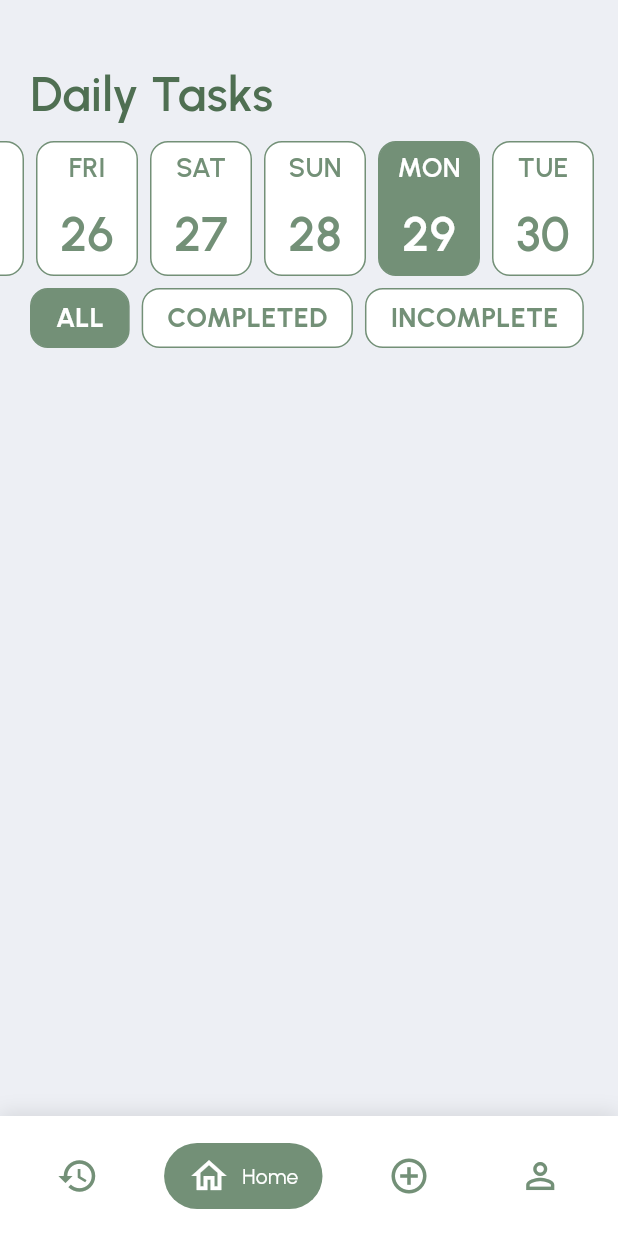
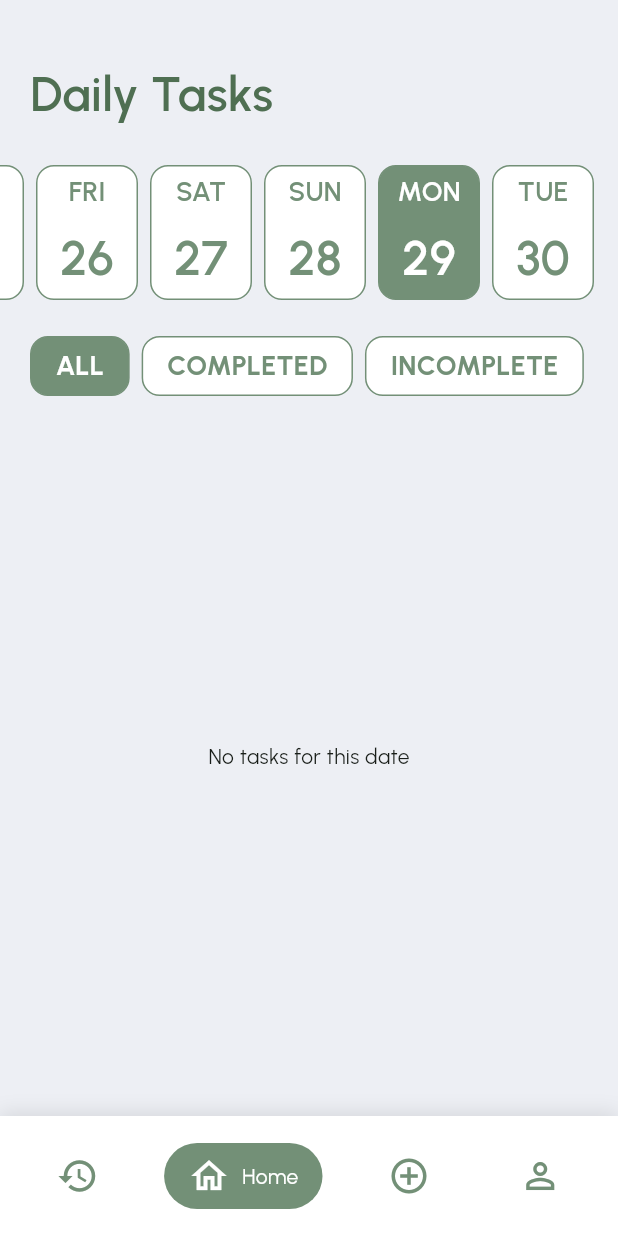
Before and after one commit to ItsAfsalVN/fazr, a Flutter app: the screen it shows after launch, on a phone screen of 412 x 824 dp. Run offline on Flutter 3.47's test engine with Material 3 defaults, Android fonts, the phone set to English and light mode, and no system bars; drawn by our look-alikes of easy_date_timeline; our stand-ins replace cloud_firestore, firebase_core, flutter_dotenv, flutter_svg, table_calendar; accounts and stored records are empty.

Commit message:
now the tasks show on home

```diff
--- /dev/null
+++ b/lib/components/timeline_selector.dart
@@ -0,0 +1,84 @@
+import 'package:easy_date_timeline/easy_date_timeline.dart';
+import 'package:flutter/material.dart';
+import 'package:provider/provider.dart';
+import 'package:fazr/providers/date_provider.dart';
+
+class TimelineSelector extends StatelessWidget {
+  const TimelineSelector({super.key});
+
+  @override
+  Widget build(BuildContext context) {
+    final colors = Theme.of(context).colorScheme;
+    final dateProvider = Provider.of<DateProvider>(
+      context,
+    ); // Remove listen: false
+    final date = DateTime.now();
+    final today = DateTime(date.year, date.month, date.day);
+
+    return EasyDateTimeLine(
+      initialDate: today,
+      onDateChange: (selectedDate) {
+        dateProvider.setDate(selectedDate);
+        print(
+          "Selected date : ${dateProvider.date}",
+        );
+      },
+      dayProps: EasyDayProps(
+        height: 90,
+        dayStructure: DayStructure.dayStrDayNum,
+        inactiveDayStyle: DayStyle(
+          dayNumStyle: TextStyle(
+            color: colors.primary,
+            fontSize: 32,
+            fontWeight: FontWeight.w600,
+          ),
+          dayStrStyle: TextStyle(
+            color: colors.primary,
+            fontSize: 18,
+            fontWeight: FontWeight.w600,
+          ),
+          decoration: BoxDecoration(
+            color: Colors.white,
+            borderRadius: BorderRadius.circular(12),
+            border: Border.all(color: colors.primary),
+          ),
+        ),
+        activeDayStyle: DayStyle(
+          dayNumStyle: TextStyle(
+            color: Colors.white,
+            fontSize: 32,
+            fontWeight: FontWeight.w600,
+          ),
+          dayStrStyle: TextStyle(
+            color: Colors.white,
+            fontSize: 18,
+            fontWeight: FontWeight.w600,
+          ),
+          decoration: BoxDecoration(
+            borderRadius: BorderRadius.circular(12),
+            color: colors.primary,
+            border: Border.all(color: colors.primary),
+          ),
+        ),
+        todayStyle: DayStyle(
+          dayNumStyle: TextStyle(
+            color: Colors.white,
+            fontSize: 32,
+            fontWeight: FontWeight.w600,
+          ),
+          dayStrStyle: TextStyle(
+            color: Colors.white,
+            fontSize: 18,
+            fontWeight: FontWeight.w600,
+          ),
+          decoration: BoxDecoration(
+            color: colors.primary.withValues(alpha: .7),
+            border: Border.all(color: colors.primary.withValues(alpha: .7)),
+            borderRadius: BorderRadius.circular(12),
+          ),
+        ),
+      ),
+      headerProps: const EasyHeaderProps(showHeader: false),
+    );
+  }
+}
--- a/lib/main.dart
+++ b/lib/main.dart
@@ -1,4 +1,7 @@
+// main.dart
+
 import 'package:fazr/firebase_options.dart';
+import 'package:fazr/providers/date_provider.dart';
 import 'package:fazr/providers/task_provider.dart';
 import 'package:fazr/screens/splash.dart';
 import 'package:firebase_core/firebase_core.dart';
@@ -10,7 +13,7 @@ void main(List<String> args) async {
   await dotenv.load(fileName: ".env");
   WidgetsFlutterBinding.ensureInitialized();
   await Firebase.initializeApp(options: DefaultFirebaseOptions.currentPlatform);
-  runApp(App());
+  runApp(const App());
 }
 
 class App extends StatelessWidget {
@@ -18,21 +21,24 @@ class App extends StatelessWidget {
 
   @override
   Widget build(BuildContext context) {
-    return ChangeNotifierProvider(
-      create: (context) => TaskProvider(),
+    return MultiProvider(
+      providers: [
+        ChangeNotifierProvider(create: (ctx) => TaskProvider()),
+        ChangeNotifierProvider(create: (ctx) => DateProvider()),
+      ],
       child: MaterialApp(
         theme: ThemeData(
           colorScheme: ColorScheme.fromSeed(
-            seedColor: Color(0xff739077),
-            primary: Color(0xff739077),
-            error: Color(0xffC46363),
-            secondary: Color(0xff4F6F52),
+            seedColor: const Color(0xff739077),
+            primary: const Color(0xff739077),
+            error: const Color(0xffC46363),
+            secondary: const Color(0xff4F6F52),
           ),
-          scaffoldBackgroundColor: Color(0xffEDEFF4),
+          scaffoldBackgroundColor: const Color(0xffEDEFF4),
           fontFamily: 'Urbanist',
         ),
         debugShowCheckedModeBanner: false,
-        home: Splash(),
+        home: const Splash(),
       ),
     );
   }
--- /dev/null
+++ b/lib/providers/date_provider.dart
@@ -0,0 +1,12 @@
+import 'package:flutter/material.dart';
+
+class DateProvider extends ChangeNotifier {
+  DateTime _date = DateTime.now();
+
+  DateTime get date => _date;
+
+  void setDate(DateTime date) {
+    _date = date;
+    notifyListeners();
+  }
+}
--- a/lib/providers/task_provider.dart
+++ b/lib/providers/task_provider.dart
@@ -1,7 +1,8 @@
+import 'package:cloud_firestore/cloud_firestore.dart';
 import 'package:fazr/models/task_model.dart';
 import 'package:flutter/material.dart';
-import 'package:table_calendar/table_calendar.dart'; // Import this
-import '../services/database_services.dart'; // Ensure this path is correct
+import 'package:table_calendar/table_calendar.dart';
+import '../services/database_services.dart';
 
 class TaskProvider extends ChangeNotifier {
   List<TaskModel> _tasks = [];
@@ -20,6 +21,7 @@ class TaskProvider extends ChangeNotifier {
 
   CalendarFormat _calendarFormat = CalendarFormat.month;
 
+  // Getters
   String get title => _temporaryTask.title;
   String get description => _temporaryTask.description;
   DateTime get startingDate => _temporaryTask.startingDate;
@@ -28,9 +30,10 @@ class TaskProvider extends ChangeNotifier {
   bool get alertAtStart => _temporaryTask.alertAtStart;
   bool get alertAtEnd => _temporaryTask.alertAtEnd;
   String get repeat => _temporaryTask.repeat;
+  CalendarFormat get calendarFormat => _calendarFormat;
+  List<TaskModel> get tasks => [..._tasks];
 
-  CalendarFormat get calendarFormat => _calendarFormat;
-
+  // Setters (unchanged)
   void setTitle(String value) {
     _temporaryTask = _temporaryTask.copyWith(title: value);
     notifyListeners();
@@ -101,7 +104,11 @@ class TaskProvider extends ChangeNotifier {
     try {
       final taskId = await createTaskInFireStore(jsonTask);
       final newTask = _temporaryTask.copyWith(uid: taskId);
+
+      // Add the new task to the local list
       _tasks.add(newTask);
+
+      // Reset the temporary task
       _temporaryTask = TaskModel(
         uid: null,
         title: '',
@@ -113,12 +120,77 @@ class TaskProvider extends ChangeNotifier {
         alertAtEnd: false,
         repeat: "once",
       );
+
+      // Notify listeners immediately so the Home screen updates
+      notifyListeners();
     } catch (e) {
       print(e);
+      // Re-throw the error so the Create screen can handle it
+      throw e;
+    }
+  }
+
+  Future<void> fetchAllTasks() async {
+    try {
+      QuerySnapshot querySnapshot = await FirebaseFirestore.instance
+          .collection('tasks')
+          .get();
+
+      _tasks = querySnapshot.docs.map((doc) {
+        return TaskModel.fromJson(doc.id, doc.data() as Map<String, dynamic>);
+      }).toList();
+    } catch (e) {
+      print("Error fetching tasks: $e");
     } finally {
       notifyListeners();
     }
   }
 
-  List<TaskModel> get tasks => [..._tasks];
+  List<TaskModel> getTasksForDate(DateTime targetDate) {
+    List<TaskModel> tasksForDate = [];
+
+    final normalizedTargetDate = DateTime(
+      targetDate.year,
+      targetDate.month,
+      targetDate.day,
+    );
+
+    for (var task in _tasks) {
+      final normalizedStartingDate = DateTime(
+        task.startingDate.year,
+        task.startingDate.month,
+        task.startingDate.day,
+      );
+
+      if (task.repeat == 'once') {
+        if (normalizedStartingDate.isAtSameMomentAs(normalizedTargetDate)) {
+          tasksForDate.add(task);
+        }
+      } else {
+        if (normalizedStartingDate.isAfter(normalizedTargetDate)) {
+          continue;
+        }
+
+        switch (task.repeat) {
+          case 'daily':
+            tasksForDate.add(task);
+            break;
+
+          case 'weekly':
+            if (normalizedStartingDate.weekday ==
+                normalizedTargetDate.weekday) {
+              tasksForDate.add(task);
+            }
+            break;
+
+          case 'monthly':
+            if (normalizedStartingDate.day == normalizedTargetDate.day) {
+              tasksForDate.add(task);
+            }
+            break;
+        }
+      }
+    }
+    return tasksForDate;
+  }
 }
--- a/lib/screens/tabs/home.dart
+++ b/lib/screens/tabs/home.dart
@@ -1,24 +1,78 @@
-import 'package:easy_date_timeline/easy_date_timeline.dart';
+import 'dart:async';
 import 'package:fazr/components/category_select.dart';
+import 'package:fazr/components/custom_progress_bar.dart';
+import 'package:fazr/components/timeline_selector.dart';
+import 'package:fazr/providers/date_provider.dart';
+import 'package:fazr/providers/task_provider.dart';
+import 'package:fazr/utils/format_time.dart';
 import 'package:flutter/material.dart';
+import 'package:provider/provider.dart';
 
-class Home extends StatelessWidget {
-  Home({super.key});
+class Home extends StatefulWidget {
+  const Home({super.key});
+
+  @override
+  State<Home> createState() => _HomeState();
+}
+
+class _HomeState extends State<Home> with WidgetsBindingObserver {
+  // Use a Map to store the completion state for each task locally
+  Map<String, bool> _completedTasks = {};
+
+  // You will still need the Timer for real-time progress bar updates
+  Timer? _timer;
+
+  @override
+  void initState() {
+    super.initState();
+    WidgetsBinding.instance.addObserver(this);
+    WidgetsBinding.instance.addPostFrameCallback((_) {
+      context.read<TaskProvider>().fetchAllTasks();
+    });
+    // Start a timer to refresh the UI every second
+    _timer = Timer.periodic(const Duration(seconds: 1), (timer) {
+      if (mounted) {
+        setState(() {});
+      }
+    });
+  }
+
+  @override
+  void dispose() {
+    WidgetsBinding.instance.removeObserver(this);
+    _timer?.cancel(); // Cancel the timer
+    super.dispose();
+  }
+
+  @override
+  void didChangeAppLifecycleState(AppLifecycleState state) {
+    if (state == AppLifecycleState.resumed) {
+      context.read<TaskProvider>().fetchAllTasks();
+    }
+  }
+
+  Future<void> _refreshTasks() async {
+    await context.read<TaskProvider>().fetchAllTasks();
+  }
 
   @override
   Widget build(BuildContext context) {
     final colors = Theme.of(context).colorScheme;
-    final DateTime today = DateTime.now();
-
     return Scaffold(
       body: Padding(
-        padding: const EdgeInsets.symmetric(vertical: 40.0),
+        padding: const EdgeInsets.only(top: 40.0),
         child: Column(
           crossAxisAlignment: CrossAxisAlignment.start,
           children: [
+            Column(
+              spacing: 16,
+              children: [
                 Padding(
                   padding: const EdgeInsets.symmetric(horizontal: 20.0),
-              child: Text(
+                  child: Row(
+                    mainAxisAlignment: MainAxisAlignment.spaceBetween,
+                    children: [
+                      Text(
                         'Daily Tasks',
                         style: TextStyle(
                           color: colors.secondary,
@@ -26,71 +80,112 @@ class Home extends StatelessWidget {
                           fontSize: 32,
                         ),
                       ),
+                    ],
                   ),
-            EasyDateTimeLine(
-              initialDate: today,
-              dayProps: EasyDayProps(
-                height: 90,
-                dayStructure: DayStructure.dayStrDayNum,
-                inactiveDayStyle: DayStyle(
-                  dayNumStyle: TextStyle(
-                    color: colors.primary,
-                    fontSize: 32,
-                    fontWeight: FontWeight.w600,
                 ),
-                  dayStrStyle: TextStyle(
-                    color: colors.primary,
-                    fontSize: 18,
-                    fontWeight: FontWeight.w600,
+                const TimelineSelector(),
+                Padding(
+                  padding: const EdgeInsets.symmetric(horizontal: 16.0),
+                  child: CategorySelect(),
                 ),
+              ],
+            ),
+            Expanded(
+              child: Consumer2<TaskProvider, DateProvider>(
+                builder: (context, taskProvider, dateProvider, child) {
+                  final selectedDate = dateProvider.date;
+                  final tasksForSelectedDate = taskProvider.getTasksForDate(
+                    selectedDate,
+                  );
+
+                  return tasksForSelectedDate.isEmpty
+                      ? const Center(child: Text('No tasks for this date'))
+                      : Padding(
+                          padding: const EdgeInsets.symmetric(horizontal: 20.0),
+                          child: ListView.builder(
+                            itemCount: tasksForSelectedDate.length,
+                            itemBuilder: (context, index) {
+                              final task = tasksForSelectedDate[index];
+
+                              final bool isCompleted =
+                                  _completedTasks[task.uid] ?? false;
+
+                              return Container(
+                                margin: EdgeInsets.only(bottom: 12),
                                 decoration: BoxDecoration(
                                   color: Colors.white,
                                   borderRadius: BorderRadius.circular(12),
-                    border: Border.all(color: colors.primary),
+                                ),
+                                child: Padding(
+                                  padding: const EdgeInsets.all(6),
+                                  child: Column(
+                                    spacing: 12,
+                                    crossAxisAlignment:
+                                        CrossAxisAlignment.start,
+                                    children: [
+                                      Row(
+                                        mainAxisAlignment:
+                                            MainAxisAlignment.spaceBetween,
+                                        children: [
+                                          Text(
+                                            task.title,
+                                            style: TextStyle(
+                                              color: colors.primary,
+                                              fontWeight: FontWeight.w600,
+                                              fontSize: 24,
                                             ),
                                           ),
-                activeDayStyle: DayStyle(
-                  dayNumStyle: TextStyle(
-                    color: Colors.white,
-                    fontSize: 32,
-                    fontWeight: FontWeight.w600,
+                                          Transform.scale(
+                                            scale: 1.3,
+                                            child: Checkbox(
+                                              materialTapTargetSize:
+                                                  MaterialTapTargetSize
+                                                      .shrinkWrap,
+                                              value: isCompleted,
+
+                                              side: BorderSide(
+                                                color: colors.primary,
                                               ),
-                  dayStrStyle: TextStyle(
-                    color: Colors.white,
-                    fontSize: 18,
-                    fontWeight: FontWeight.w600,
-                  ),
-                  decoration: BoxDecoration(
-                    borderRadius: BorderRadius.circular(12),
-                    color: colors.primary,
-                    border: Border.all(color: colors.primary),
+                                              onChanged: (bool? newValue) {
+                                                if (newValue != null) {
+                                                  setState(() {
+                                                    _completedTasks[task.uid!] =
+                                                        newValue;
+                                                  });
+                                                }
+                                              },
                                             ),
                                           ),
-                todayStyle: DayStyle(
-                  dayNumStyle: TextStyle(
-                    color: Colors.white,
-                    fontSize: 32,
-                    fontWeight: FontWeight.w600,
+                                        ],
                                       ),
-                  dayStrStyle: TextStyle(
-                    color: Colors.white,
-                    fontSize: 18,
-                    fontWeight: FontWeight.w600,
-                  ),
-                  decoration: BoxDecoration(
-                    color: colors.primary.withValues(alpha: .7),
-                    border: Border.all(
-                      color: colors.primary.withValues(alpha: .7),
-                    ),
-                    borderRadius: BorderRadius.circular(12),
+                                      Text(
+                                        task.description,
+                                        style: TextStyle(
+                                          color: colors.primary,
+                                          fontWeight: FontWeight.w300,
+                                          fontSize: 17,
                                         ),
                                       ),
+                                      CustomProgressBar(
+                                        value: .5,
+                                        startTime: formatTime(
+                                          context,
+                                          task.startTime,
                                         ),
-              headerProps: const EasyHeaderProps(showHeader: false),
+                                        endTime: formatTime(
+                                          context,
+                                          task.endTime,
                                         ),
-            Padding(
-              padding: const EdgeInsets.symmetric(horizontal: 16.0),
-              child: CategorySelect(),
+                                      ),
+                                    ],
+                                  ),
+                                ),
+                              );
+                            },
+                          ),
+                        );
+                },
+              ),
             ),
           ],
         ),
--- /dev/null
+++ b/lib/utils/format_time.dart
@@ -0,0 +1,6 @@
+import 'package:flutter/material.dart';
+
+String formatTime(BuildContext context, TimeOfDay time) {
+  final MaterialLocalizations localizations = MaterialLocalizations.of(context);
+  return localizations.formatTimeOfDay(time);
+}
```
Also changed, not shown: lib/components/custom_progress_bar.dart (added, +70 -0 lines), lib/models/task_model.dart (+21 -0 lines), lib/utils/calculateProgress.dart (added, +36 -0 lines). Lines whose indentation alone changed are shown as unchanged.
